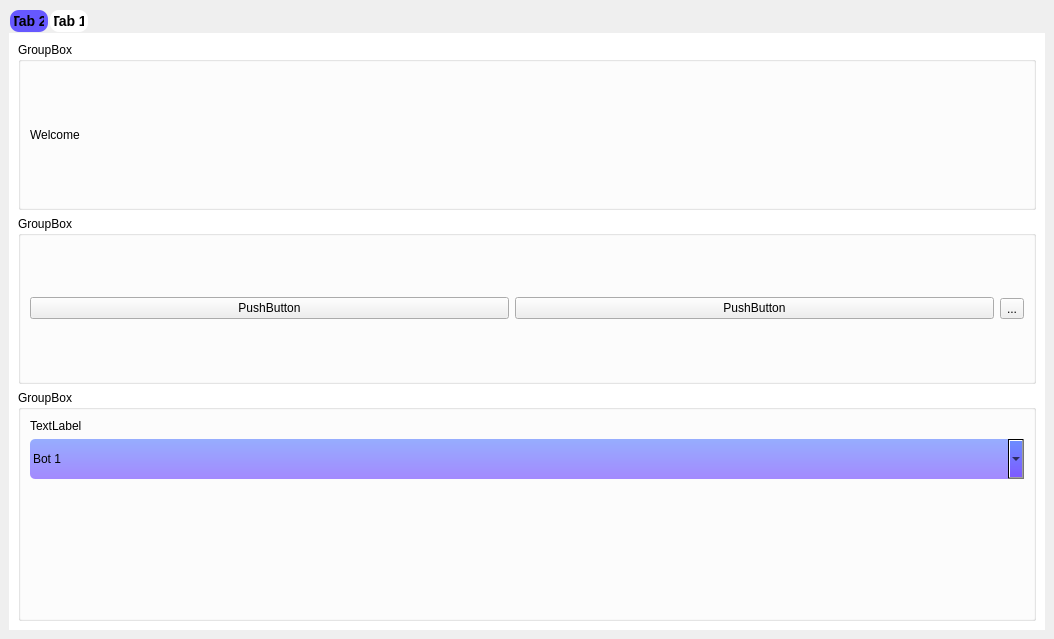
Before: the Qt Designer form Designer.ui in Bernikolay/Yandex-Lyceum-PyQt, drawn with Qt 5.
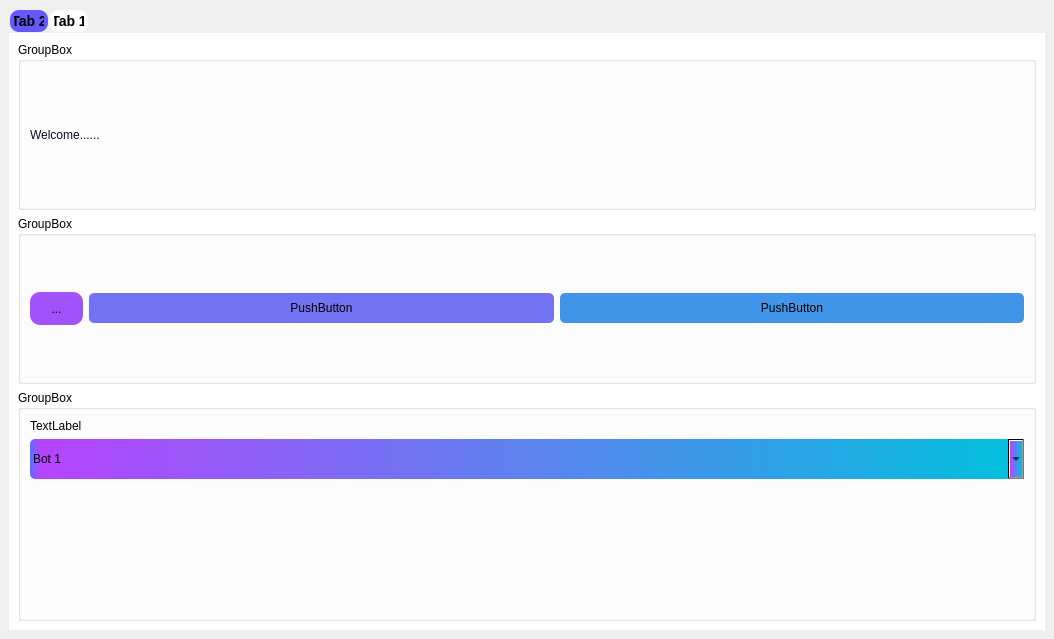
After: the same form once the commit is applied. The open tabs and pages were chosen to show the change. Icons and pictures are not drawn.

Patch:
```diff
--- a/Designer.ui
+++ b/Designer.ui
@@ -64,10 +64,12 @@
            <item>
             <widget class="QLabel" name="label">
              <property name="styleSheet">
-              <string notr="true"/>
+              <string notr="true">font: 63 55pt &quot;Oceanwide QLt&quot;;
+color:rgb(13, 9, 39);
+</string>
              </property>
              <property name="text">
-              <string>Welcome</string>
+              <string>Welcome......</string>
              </property>
             </widget>
            </item>
@@ -80,8 +82,30 @@
            <string>GroupBox</string>
           </property>
           <layout class="QHBoxLayout" name="horizontalLayout_2">
+           <item>
+            <widget class="QToolButton" name="toolButton">
+             <property name="styleSheet">
+              <string notr="true">QToolButton{
+	border-radius: 10px;
+	height: 30px;
+	width: 50px;
+	background-color: rgb(162, 82, 251);
+}</string>
+             </property>
+             <property name="text">
+              <string>...</string>
+             </property>
+            </widget>
+           </item>
            <item>
             <widget class="QPushButton" name="pushButton_2">
+             <property name="styleSheet">
+              <string notr="true">QPushButton{
+	border-radius: 5px;
+	height: 30px;
+	background-color: rgb(115, 114, 243);
+}</string>
+             </property>
              <property name="text">
               <string>PushButton</string>
              </property>
@@ -95,15 +119,15 @@
                <verstretch>0</verstretch>
               </sizepolicy>
              </property>
-             <property name="text">
-              <string>PushButton</string>
+             <property name="styleSheet">
+              <string notr="true">QPushButton{
+	border-radius: 5px;
+	height: 30px;
+	background-color:rgb(64, 149, 233);
+}</string>
              </property>
-            </widget>
-           </item>
-           <item>
-            <widget class="QToolButton" name="toolButton">
              <property name="text">
-              <string>...</string>
+              <string>PushButton</string>
              </property>
             </widget>
            </item>
@@ -135,7 +159,7 @@
               <string notr="true">QComboBox {
 border: 0px;
 border-radius: 5px;
-background:qlineargradient(spread:pad, x1:0, y1:1, x2:0, y2:0, stop:0 rgba(100, 57, 255, 150), stop:0.991071 rgba(79, 117, 255, 150));;
+background:qlineargradient(spread:pad, x1:0, y1:0, x2:1, y2:0, stop:0 rgba(79, 117, 255, 255), stop:0.0113636 rgba(182, 68, 255, 255), stop:1 rgba(0, 193, 221, 255));
 padding: 1px 23px 1px 3px;
 min-width: 6em;
 
```
Left out of the diff: 47 changed lines with no effect on the pictures.
